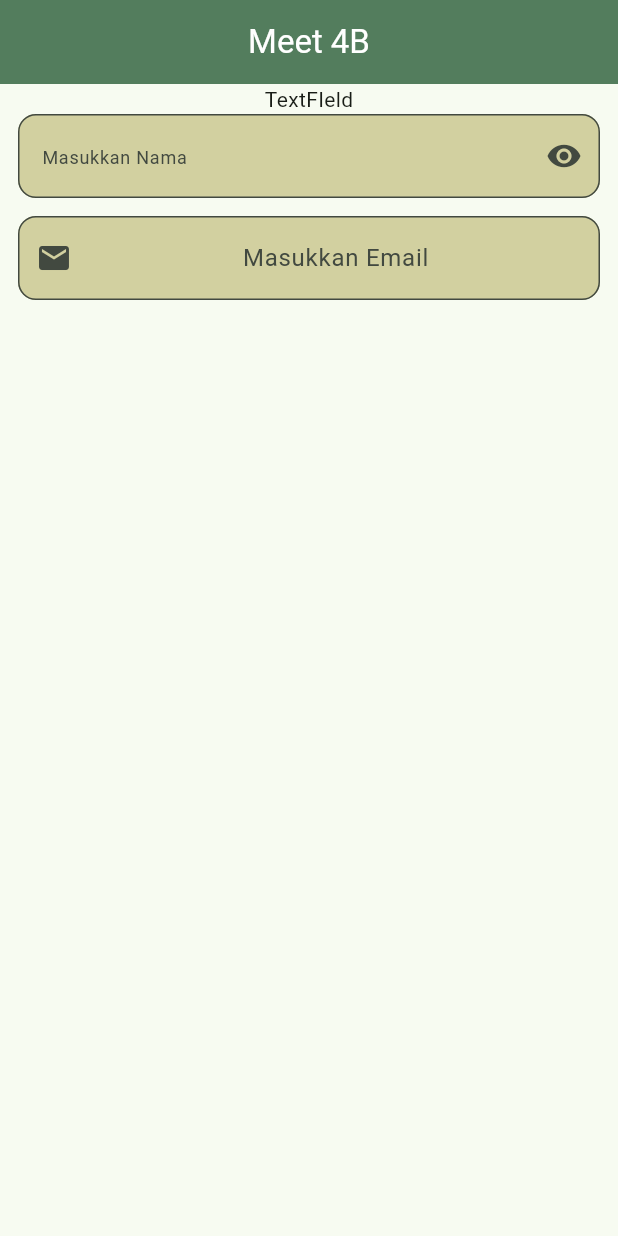
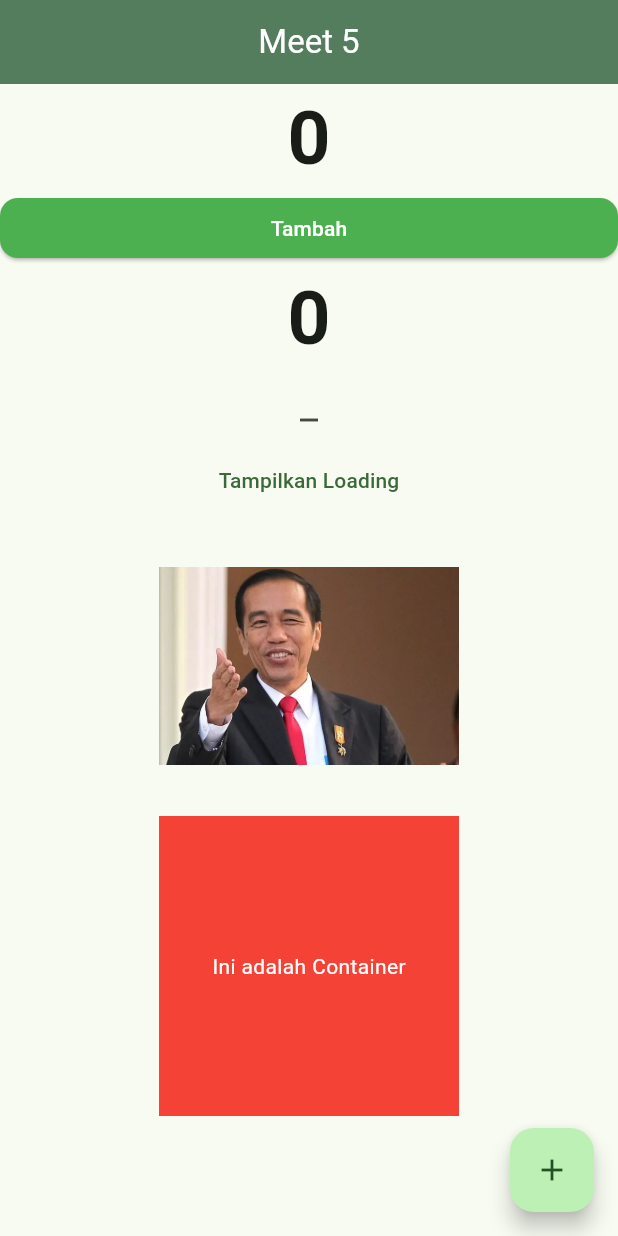
Before and after one commit to Habibieproject/ppkd_b_2, a Flutter app: the screen it shows after launch, on a phone screen of 412 x 824 dp. Run offline on Flutter 3.47's test engine with Material 3 defaults, Android fonts, the phone set to English and light mode, and no system bars.

Commit message:
Belajar Event Handling Meet 5

```diff
--- a/lib/main.dart
+++ b/lib/main.dart
@@ -1,5 +1,5 @@
 import 'package:flutter/material.dart';
-import 'package:ppkd_b_2/meet_4/meet_4b.dart';
+import 'package:ppkd_b_2/meet_5/meet_5.dart';
 
 void main() {
   runApp(const MyApp());
@@ -16,7 +16,7 @@ class MyApp extends StatelessWidget {
       theme: ThemeData(
         colorScheme: ColorScheme.fromSeed(seedColor: Colors.green),
       ),
-      home: MeetEmpatB(),
+      home: MeetLima(),
     );
   }
 }
--- /dev/null
+++ b/lib/meet_5/meet_5.dart
@@ -0,0 +1,175 @@
+import 'package:flutter/material.dart';
+
+class MeetLima extends StatefulWidget {
+  const MeetLima({super.key});
+
+  @override
+  State<MeetLima> createState() => _MeetLimaState();
+}
+
+class _MeetLimaState extends State<MeetLima> {
+  int nilaiTambah = 0;
+  bool tampilkanLoading = false;
+  @override
+  Widget build(BuildContext context) {
+    return Scaffold(
+      appBar: AppBar(
+        title: Text("Meet 5", style: TextStyle(color: Colors.white)),
+        centerTitle: true,
+        backgroundColor: Color(0xff537D5D),
+      ),
+      floatingActionButton: FloatingActionButton(
+        child: Icon(Icons.add),
+        onPressed: () {
+          print("tekan disni");
+          setState(() {
+            nilaiTambah++;
+          });
+          print(nilaiTambah);
+        },
+      ),
+      body: Column(
+        children: [
+          //Elevated Button
+          buildElevatedButton(),
+          //Icon Button
+          buildIconButton(),
+          //Text Button
+          buildTextButton(),
+          //Inkwell
+          buildInkWell(),
+          GestureDetector(
+            onLongPress: () {
+              print("tekan lama");
+              setState(() {
+                nilaiTambah--;
+              });
+            },
+            onDoubleTap: () {
+              print("tekan dua kali");
+              setState(() {
+                nilaiTambah = 0;
+              });
+            },
+            onTap: () {
+              print("Saya tekan disini");
+              setState(() {
+                nilaiTambah++;
+              });
+              print(nilaiTambah);
+            },
+            child: Container(
+              height: 200,
+              width: 200,
+              color: Colors.red,
+              child: Center(
+                child: Text(
+                  "Ini adalah Container",
+                  style: TextStyle(color: Colors.white),
+                ),
+              ),
+            ),
+          ),
+        ],
+      ),
+    );
+  }
+
+  InkWell buildInkWell() {
+    return InkWell(
+      splashColor: Colors.red,
+      onTap: () {
+        print("tekan sekali");
+        setState(() {
+          nilaiTambah++;
+        });
+      },
+      onLongPress: () {
+        print("tekan lama");
+        setState(() {
+          nilaiTambah--;
+        });
+      },
+      onDoubleTap: () {
+        print("tekan dua kali");
+        setState(() {
+          nilaiTambah = 0;
+        });
+      },
+      child: Image.asset("assets/images/jokowi.jpg", width: 200, height: 200),
+    );
+  }
+
+  Column buildTextButton() {
+    return Column(
+      children: [
+        tampilkanLoading ? CircularProgressIndicator() : SizedBox(),
+        //Text Button
+        TextButton(
+          onPressed: () {
+            setState(() {
+              tampilkanLoading = !tampilkanLoading;
+            });
+            print(tampilkanLoading);
+          },
+          child: Text("Tampilkan Loading"),
+        ),
+      ],
+    );
+  }
+
+  Column buildIconButton() {
+    return Column(
+      children: [
+        nilaiWidget(),
+        IconButton(
+          onPressed: () {
+            print("Saya tekan disini");
+            setState(() {
+              nilaiTambah--;
+            });
+            print(nilaiTambah);
+          },
+          icon: Icon(Icons.minimize),
+        ),
+      ],
+    );
+  }
+
+  Column buildElevatedButton() {
+    return Column(
+      children: [
+        nilaiWidget(),
+        Row(
+          children: [
+            Expanded(
+              child: ElevatedButton(
+                style: ElevatedButton.styleFrom(
+                  backgroundColor: Colors.green,
+                  shape: RoundedRectangleBorder(
+                    borderRadius: BorderRadius.circular(12),
+                  ),
+                ),
+                onPressed: () {
+                  print("Saya tekan disini");
+                  setState(() {
+                    nilaiTambah++;
+                  });
+                  print(nilaiTambah);
+                },
+                child: Text("Tambah", style: TextStyle(color: Colors.white)),
+              ),
+            ),
+          ],
+        ),
+      ],
+    );
+  }
+
+  Text nilaiWidget() {
+    return Text(
+      nilaiTambah.toString(),
+      style: TextStyle(fontSize: 50, fontWeight: FontWeight.bold),
+    );
+  }
+}
```
